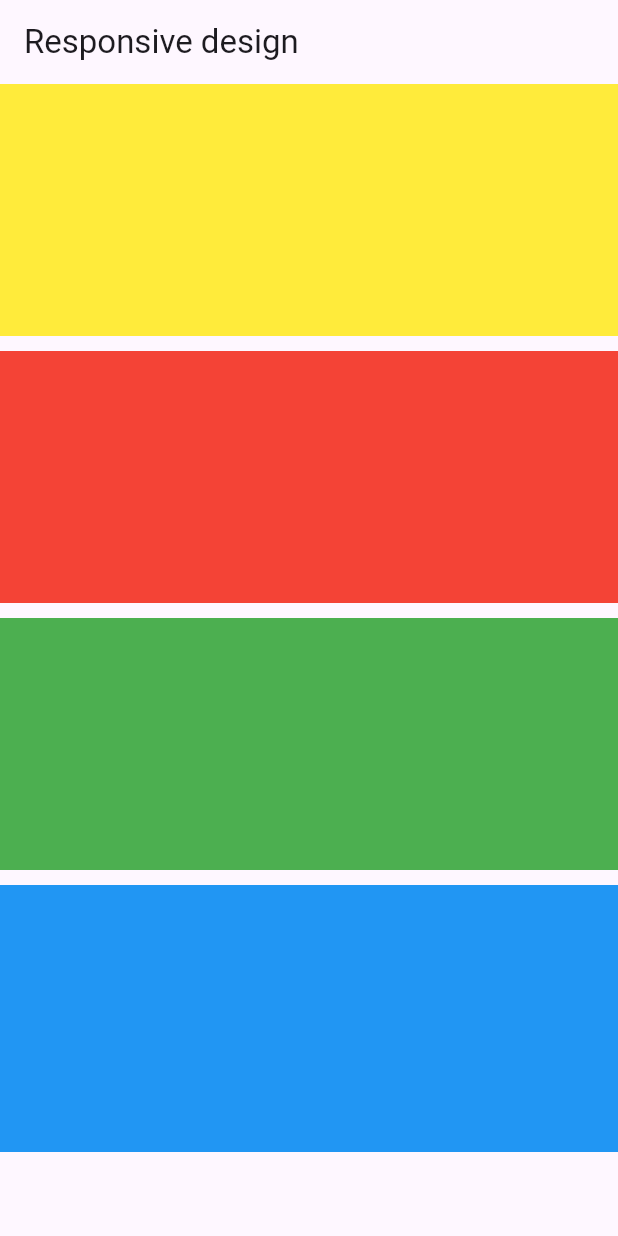
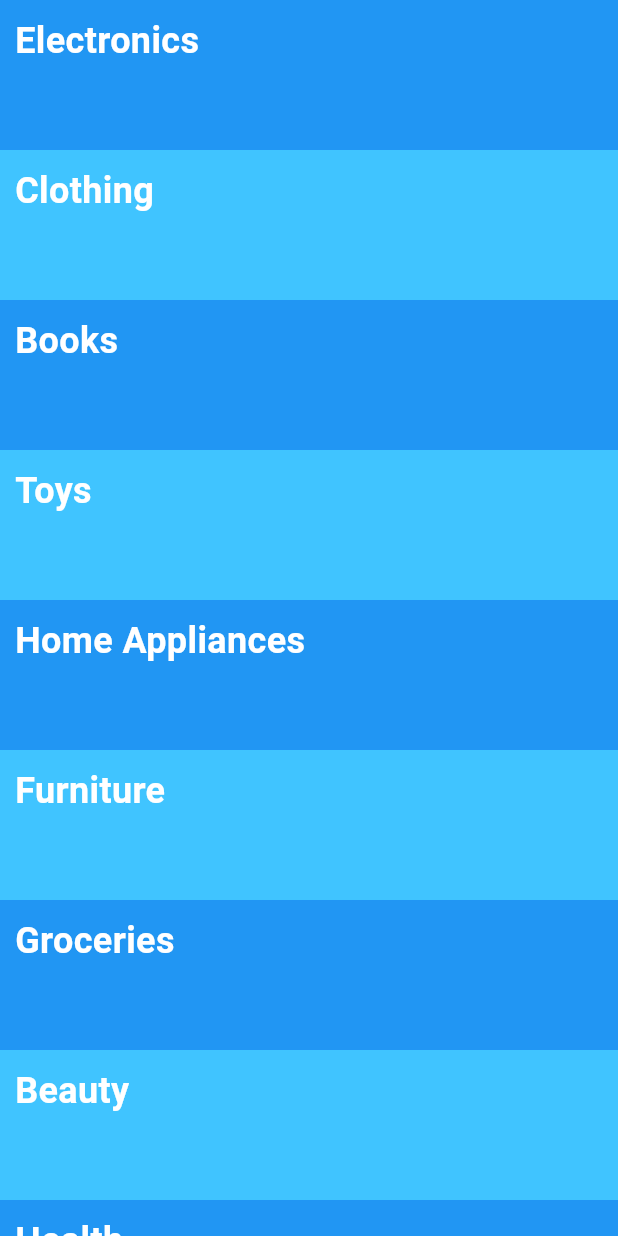
Before and after one commit to theeasylearn/flutter12_basic_of_flutter, a Flutter app: the screen it shows after launch, on a phone screen of 412 x 824 dp. Run offline on Flutter 3.47's test engine with Material 3 defaults, Android fonts, the phone set to English and light mode, and no system bars; our stand-ins replace flutter_svg.

Commit message:
Merge remote-tracking branch 'origin/master'
# Conflicts:
#	lib/gridview_example_1.dart

```diff
--- /dev/null
+++ b/lib/22_sliver_demo_1.dart
@@ -0,0 +1,58 @@
+import 'package:flutter/material.dart';
+class SliverDemo1 extends StatelessWidget {
+  List<String> productCategories = [
+    'Electronics',
+    'Clothing',
+    'Books',
+    'Toys',
+    'Home Appliances',
+    'Furniture',
+    'Groceries',
+    'Beauty',
+    'Health',
+    'Sports',
+    'Automotive',
+    'Jewelry',
+    'Shoes',
+    'Bags',
+    'Accessories',
+    'Kitchenware',
+    'Office Supplies',
+    'Pet Supplies',
+    'Baby Products',
+    'Gardening',
+    'Tools',
+    'Musical Instruments',
+    'Video Games',
+    'Movies',
+    'Music',
+    'Software',
+    'Art Supplies',
+    'Crafts',
+    'Outdoor Gear',
+    'Travel Accessories'
+  ];
+  @override
+  Widget build(BuildContext context) {
+    return Scaffold(
+      body: CustomScrollView(
+          slivers: [
+              SliverList(delegate:
+              SliverChildBuilderDelegate((context,index){
+                  return Container(
+                      height: 100,
+                      padding: EdgeInsets.all(10),
+                      color: index.isEven ? Colors.blue : Colors.lightBlueAccent,
+                      child: Text(productCategories[index].toString(),
+                        style: TextStyle(
+                            fontSize: 24,
+                            color: Colors.white,
+                            fontWeight: FontWeight.bold
+                        ),),
+                  );
+              },childCount: productCategories.length))
+          ],
+      ),
+    );
+  }
+}
--- a/lib/main.dart
+++ b/lib/main.dart
@@ -6,6 +6,7 @@ import '15_listview_demo_2.dart';
 import '16_listview_demo_3.dart';
 import '1_center_container_text.dart';
 import '21_layout_builder_demo_1.dart';
+import '22_sliver_demo_1.dart';
 import '2_container.dart';
 import '3_align_demo.dart';
 import '7_row_column_expanded_1.dart';
@@ -22,6 +23,6 @@ import '19_gridview_example_1.dart';
 import '20_media_query_1.dart';
 
 void main() {
-  LayoutBuilderDemo  screen = new LayoutBuilderDemo();
+  SliverDemo1  screen = new SliverDemo1();
   runApp(MaterialApp(home: screen,));
 }
```
